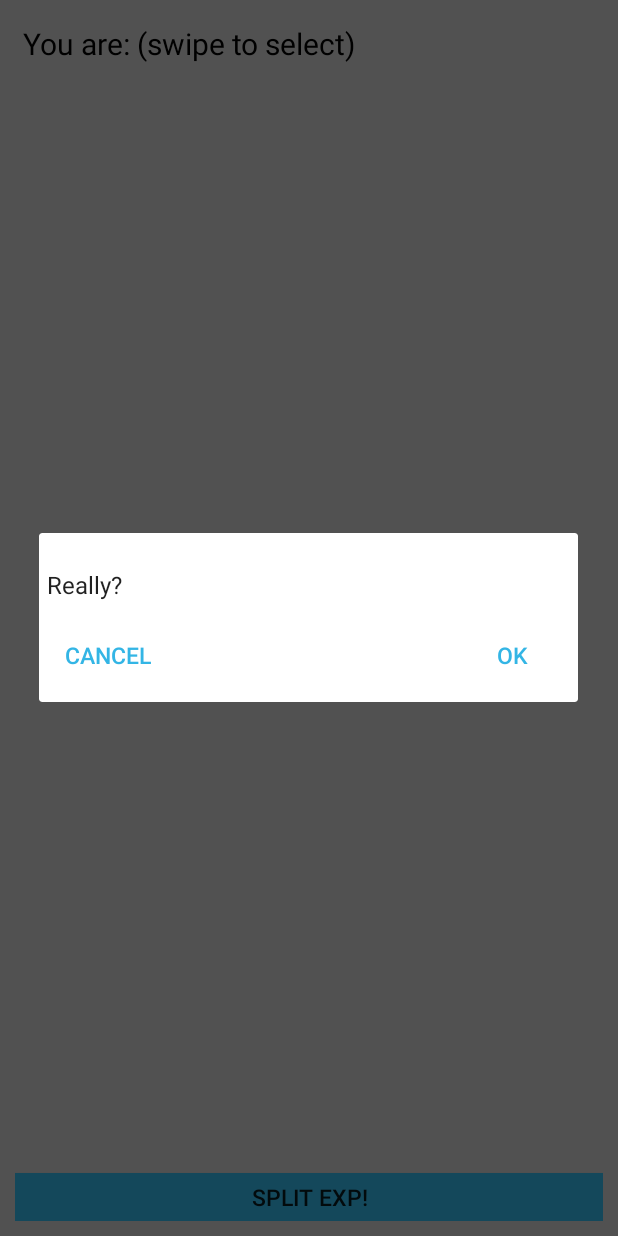
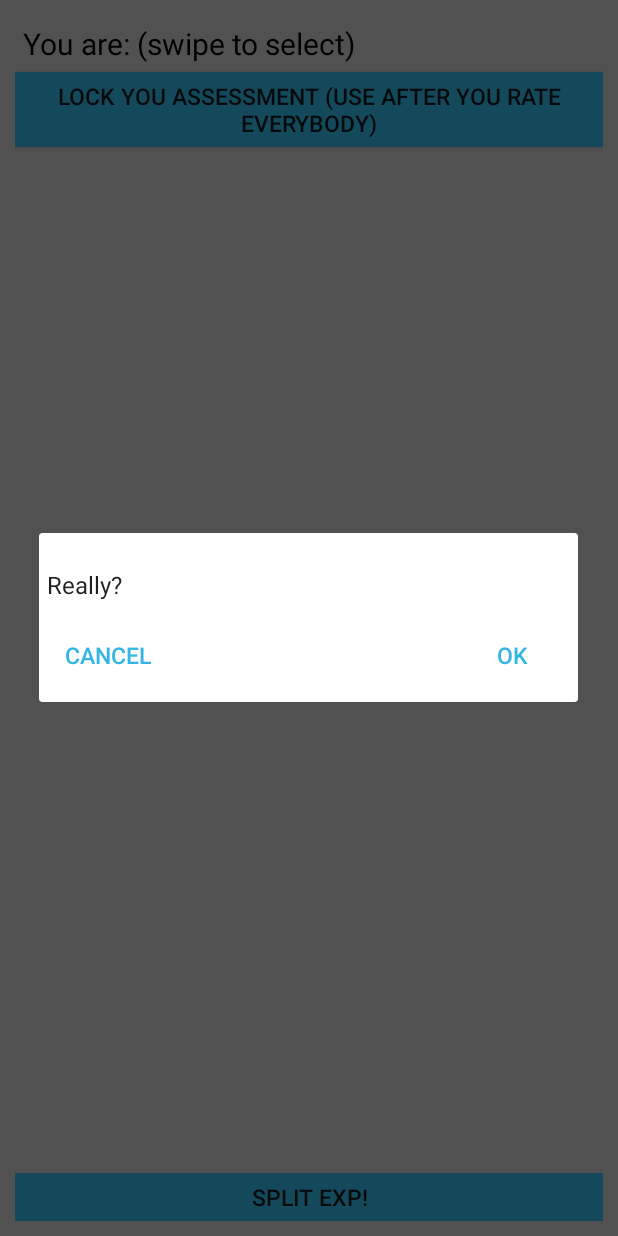
Before and after one commit to maxjaglak/dnd-exp-splitter, an Android app: the SurveyActivity screen opened directly, with no data from a screen before it, after a tap on "SPLIT EXP!", on a phone screen of 412 x 824 dp. Run offline under Robolectric (Android 15) with nearby library versions, the phone set to English and light mode, and no system bars; our stand-ins replace ButterKnife; libraries missing offline, so code that uses them is left out: com.j256.ormlite, de.greenrobot.event; 7 statements that could not run were skipped.

Commit message:
adding possibility to lock assessment for current player in SurveyActivity

```diff
--- a/app/src/main/res/layout/activity_splitting_survey.xml
+++ b/app/src/main/res/layout/activity_splitting_survey.xml
@@ -22,6 +22,27 @@
             android:layout_width="match_parent"
             android:layout_height="wrap_content" />
 
+        <Button
+            android:id="@+id/lock_player_assessment"
+            android:layout_width="match_parent"
+            android:layout_height="wrap_content"
+            android:text="@string/lock_assessment" />
+
+        <LinearLayout
+            android:id="@+id/assessment_locked_container"
+            android:layout_width="match_parent"
+            android:layout_height="match_parent"
+            android:layout_weight="0.8"
+            android:visibility="gone"
+            android:gravity="center">
+
+            <TextView
+                android:layout_width="wrap_content"
+                android:layout_height="wrap_content"
+                android:text="@string/assessment_locked"/>
+
+        </LinearLayout>
+
         <android.support.v7.widget.RecyclerView
             android:id="@+id/assess_recycler_view"
             android:layout_width="match_parent"
--- /dev/null
+++ b/app/src/main/res/values/lock_accessment.xml
@@ -0,0 +1,2 @@
+<?xml version="1.0" encoding="utf-8"?>
+<resources></resources>
--- a/app/src/main/res/values/strings.xml
+++ b/app/src/main/res/values/strings.xml
@@ -42,4 +42,8 @@
     <string name="player_name_already_exists_validation">Player with that name already exists!</string>
     <string name="player_with_character_name_already_exists_validation">Player with this character name already exists!</string>
     <string name="player_and_categories_required">You have to add some players and categories first!</string>
+    <string name="lock_assessment">Lock you assessment (use after you rate everybody)</string>
+    <string name="assessment_locked">Rating locked, pick another player or split exp!</string>
+    <string name="lock_assessment_confirmation_title">Lock assessment?</string>
+    <string name="lock_assessment_confirmation_message">Once you lock your assessment no one will be able to view this rating and it will be impossible to make changes to those ratings.</string>
 </resources>
```
Also changed, not shown: app/src/main/java/oo/max/dndexperiencesplitter/expsplitting/activity/SurveyActivity.java (+55 -0 lines).
